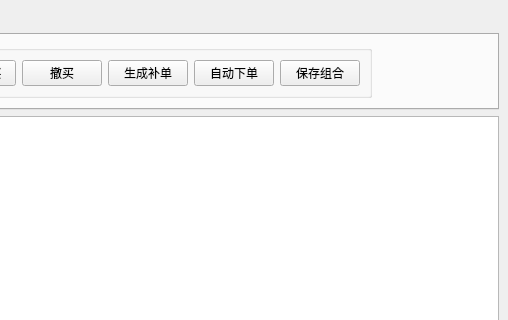
First picture: the form in easytrader/tradeui.ui, repository unit-xx/xfiles, before the edit; both pictures show x 372 to 880 and y 0 to 320 of the 880 by 605 pixel window.
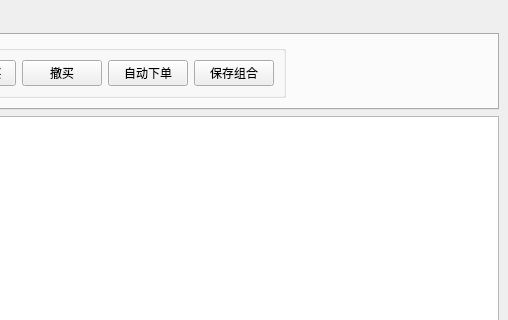
Second picture: the form after the edit. Icons and pictures are not drawn.

Diff of the .ui file:
```diff
--- a/easytrader/tradeui.ui
+++ b/easytrader/tradeui.ui
@@ -94,21 +94,14 @@
              </property>
             </widget>
            </item>
-           <item row="0" column="7">
+           <item row="0" column="6">
             <widget class="QPushButton" name="autosubmit_2">
              <property name="text">
               <string>自动下单</string>
              </property>
             </widget>
            </item>
-           <item row="0" column="6">
-            <widget class="QPushButton" name="genbackuporder_2">
-             <property name="text">
-              <string>生成补单</string>
-             </property>
-            </widget>
-           </item>
-           <item row="0" column="8">
+           <item row="0" column="7">
             <widget class="QPushButton" name="saveorder_2">
              <property name="text">
               <string>保存组合</string>
```
Left out of the diff: 29 changed lines with no effect on the pictures.
